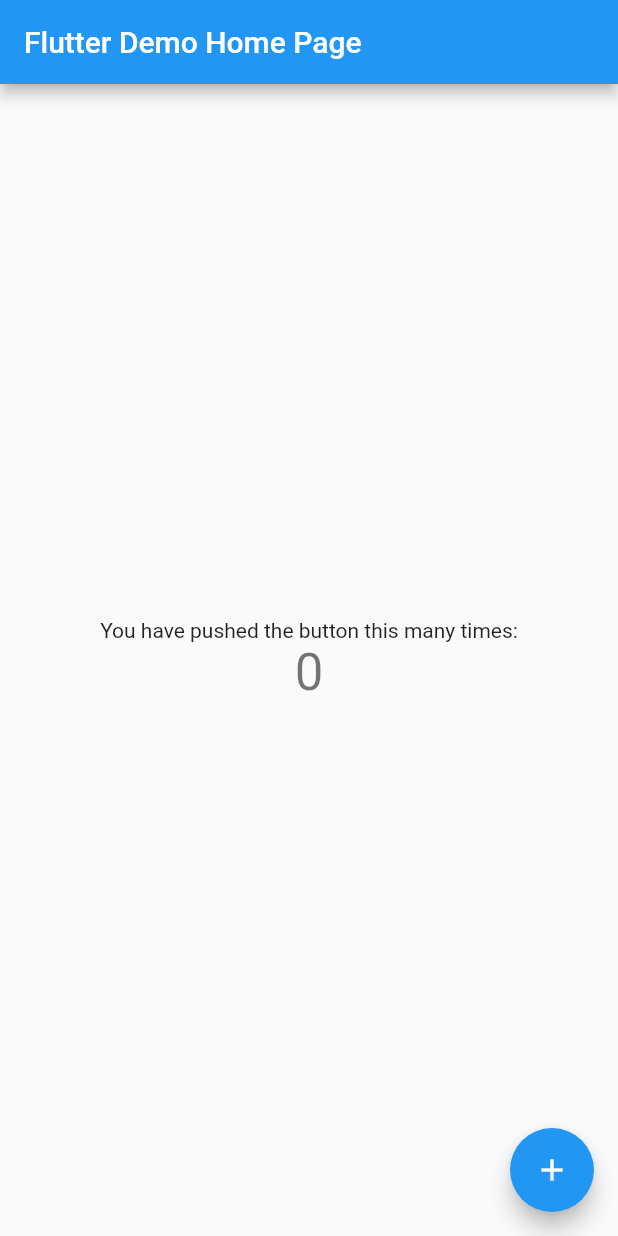
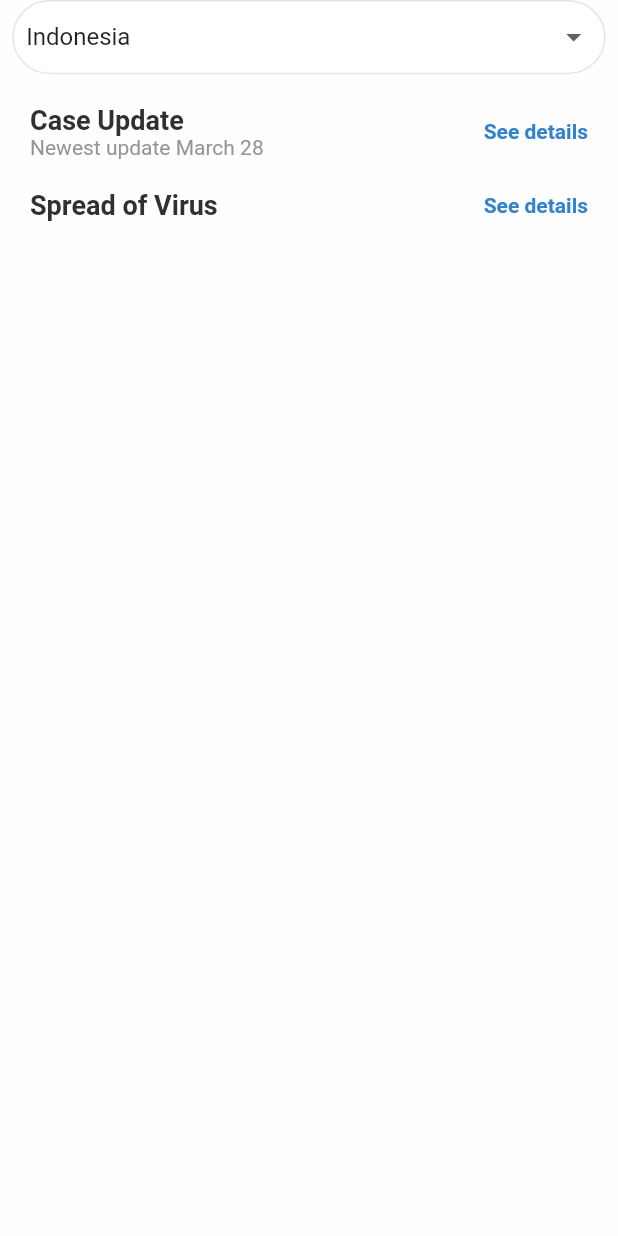
Before and after one commit to ChinmayShringi/CovidTracker, a Flutter app: the screen it shows after launch, on a phone screen of 412 x 824 dp. Run offline on Flutter 3.47's test engine with Material 2 defaults, Android fonts, the phone set to English and light mode, and no system bars; Roboto replaces fonts that are missing (Poppins).

Commit message:
add home

```diff
--- a/lib/main.dart
+++ b/lib/main.dart
@@ -1,113 +1,180 @@
 import 'package:flutter/material.dart';
 
-void main() {
-  runApp(MyApp());
-}
+const kBackgroundColor = Color(0xFFFEFEFE);
+const kTitleTextColor = Color(0xFF303030);
+const kBodyTextColor = Color(0xFF4B4B4B);
+const kTextLightColor = Color(0xFF959595);
+const kInfectedColor = Color(0xFFFF8748);
+const kDeathColor = Color(0xFFFF4848);
+const kRecovercolor = Color(0xFF36C12C);
+const kPrimaryColor = Color(0xFF3382CC);
+final kShadowColor = Color(0xFFB7B7B7).withOpacity(.16);
+final kActiveShadowColor = Color(0xFF4056C6).withOpacity(.15);
+
+// Text Style
+const kHeadingTextStyle = TextStyle(
+  fontSize: 22,
+  fontWeight: FontWeight.w600,
+);
+
+const kSubTextStyle = TextStyle(fontSize: 16, color: kTextLightColor);
+
+const kTitleTextstyle = TextStyle(
+  fontSize: 18,
+  color: kTitleTextColor,
+  fontWeight: FontWeight.bold,
+);
+
+void main() => runApp(MyApp());
 
 class MyApp extends StatelessWidget {
-  // This widget is the root of your application.
   @override
   Widget build(BuildContext context) {
     return MaterialApp(
-      title: 'Flutter Demo',
+      debugShowCheckedModeBanner: false,
+      title: 'Covid 19',
       theme: ThemeData(
-        // This is the theme of your application.
-        //
-        // Try running your application with "flutter run". You'll see the
-        // application has a blue toolbar. Then, without quitting the app, try
-        // changing the primarySwatch below to Colors.green and then invoke
-        // "hot reload" (press "r" in the console where you ran "flutter run",
-        // or simply save your changes to "hot reload" in a Flutter IDE).
-        // Notice that the counter didn't reset back to zero; the application
-        // is not restarted.
-        primarySwatch: Colors.blue,
-      ),
-      home: MyHomePage(title: 'Flutter Demo Home Page'),
+          scaffoldBackgroundColor: kBackgroundColor,
+          fontFamily: "Poppins",
+          textTheme: TextTheme(
+            body1: TextStyle(color: kBodyTextColor),
+          )),
+      home: HomeScreen(),
     );
   }
 }
 
-class MyHomePage extends StatefulWidget {
-  MyHomePage({Key key, this.title}) : super(key: key);
+class HomeScreen extends StatefulWidget {
+  @override
+  _HomeScreenState createState() => _HomeScreenState();
+}
 
-  // This widget is the home page of your application. It is stateful, meaning
-  // that it has a State object (defined below) that contains fields that affect
-  // how it looks.
-
-  // This class is the configuration for the state. It holds the values (in this
-  // case the title) provided by the parent (in this case the App widget) and
-  // used by the build method of the State. Fields in a Widget subclass are
-  // always marked "final".
-
-  final String title;
+class _HomeScreenState extends State<HomeScreen> {
+  final controller = ScrollController();
+  double offset = 0;
 
   @override
-  _MyHomePageState createState() => _MyHomePageState();
-}
+  void initState() {
+    super.initState();
+    controller.addListener(onScroll);
+  }
 
-class _MyHomePageState extends State<MyHomePage> {
-  int _counter = 0;
+  @override
+  void dispose() {
+    controller.dispose();
+    super.dispose();
+  }
 
-  void _incrementCounter() {
+  void onScroll() {
     setState(() {
-      // This call to setState tells the Flutter framework that something has
-      // changed in this State, which causes it to rerun the build method below
-      // so that the display can reflect the updated values. If we changed
-      // _counter without calling setState(), then the build method would not be
-      // called again, and so nothing would appear to happen.
-      _counter++;
+      offset = (controller.hasClients) ? controller.offset : 0;
     });
   }
 
   @override
   Widget build(BuildContext context) {
-    // This method is rerun every time setState is called, for instance as done
-    // by the _incrementCounter method above.
-    //
-    // The Flutter framework has been optimized to make rerunning build methods
-    // fast, so that you can just rebuild anything that needs updating rather
-    // than having to individually change instances of widgets.
+    var _deviceHeight = MediaQuery.of(context).size.height;
+    var _deviceWidth = MediaQuery.of(context).size.width;
+
     return Scaffold(
-      appBar: AppBar(
-        // Here we take the value from the MyHomePage object that was created by
-        // the App.build method, and use it to set our appbar title.
-        title: Text(widget.title),
-      ),
-      body: Center(
-        // Center is a layout widget. It takes a single child and positions it
-        // in the middle of the parent.
+      body: SingleChildScrollView(
+        controller: controller,
         child: Column(
-          // Column is also a layout widget. It takes a list of children and
-          // arranges them vertically. By default, it sizes itself to fit its
-          // children horizontally, and tries to be as tall as its parent.
-          //
-          // Invoke "debug painting" (press "p" in the console, choose the
-          // "Toggle Debug Paint" action from the Flutter Inspector in Android
-          // Studio, or the "Toggle Debug Paint" command in Visual Studio Code)
-          // to see the wireframe for each widget.
-          //
-          // Column has various properties to control how it sizes itself and
-          // how it positions its children. Here we use mainAxisAlignment to
-          // center the children vertically; the main axis here is the vertical
-          // axis because Columns are vertical (the cross axis would be
-          // horizontal).
-          mainAxisAlignment: MainAxisAlignment.center,
           children: <Widget>[
-            Text(
-              'You have pushed the button this many times:',
+            Container(
+              margin: EdgeInsets.symmetric(horizontal: _deviceWidth * 0.02),
+              padding: EdgeInsets.symmetric(
+                  vertical: _deviceHeight * 0.01,
+                  horizontal: _deviceWidth * 0.02),
+              height: _deviceHeight * 0.06,
+              width: double.infinity,
+              decoration: BoxDecoration(
+                color: Colors.white,
+                borderRadius: BorderRadius.circular(25),
+                border: Border.all(
+                  color: Color(0xFFE5E5E5),
+                ),
+              ),
+              child: Row(
+                children: <Widget>[
+                  Expanded(
+                    child: DropdownButton(
+                      isExpanded: true,
+                      underline: SizedBox(),
+                      value: "Indonesia",
+                      items: [
+                        'Indonesia',
+                        'Bangladesh',
+                        'United States',
+                        'Japan'
+                      ].map<DropdownMenuItem<String>>((String value) {
+                        return DropdownMenuItem<String>(
+                          value: value,
+                          child: Text(value),
+                        );
+                      }).toList(),
+                      onChanged: (value) {},
+                    ),
+                  ),
+                ],
+              ),
             ),
-            Text(
-              '$_counter',
-              style: Theme.of(context).textTheme.headline4,
+            SizedBox(height: 20),
+            Padding(
+              padding: EdgeInsets.symmetric(horizontal: 20),
+              child: Column(
+                children: <Widget>[
+                  Row(
+                    children: <Widget>[
+                      RichText(
+                        text: TextSpan(
+                          children: [
+                            TextSpan(
+                              text: "Case Update\n",
+                              style: kTitleTextstyle,
+                            ),
+                            TextSpan(
+                              text: "Newest update March 28",
+                              style: TextStyle(
+                                color: kTextLightColor,
+                              ),
+                            ),
+                          ],
+                        ),
+                      ),
+                      Spacer(),
+                      Text(
+                        "See details",
+                        style: TextStyle(
+                          color: kPrimaryColor,
+                          fontWeight: FontWeight.w600,
+                        ),
+                      ),
+                    ],
+                  ),
+                  SizedBox(height: 20),
+                  Row(
+                    mainAxisAlignment: MainAxisAlignment.spaceBetween,
+                    children: <Widget>[
+                      Text(
+                        "Spread of Virus",
+                        style: kTitleTextstyle,
+                      ),
+                      Text(
+                        "See details",
+                        style: TextStyle(
+                          color: kPrimaryColor,
+                          fontWeight: FontWeight.w600,
+                        ),
+                      ),
+                    ],
+                  ),
+                ],
+              ),
             ),
           ],
         ),
       ),
-      floatingActionButton: FloatingActionButton(
-        onPressed: _incrementCounter,
-        tooltip: 'Increment',
-        child: Icon(Icons.add),
-      ), // This trailing comma makes auto-formatting nicer for build methods.
     );
   }
 }
--- a/pubspec.yaml
+++ b/pubspec.yaml
@@ -3,7 +3,7 @@
 
 # The following line prevents the package from being accidentally published to
 # pub.dev using `pub publish`. This is preferred for private packages.
-publish_to: 'none' # Remove this line if you wish to publish to pub.dev
+publish_to: "none" # Remove this line if you wish to publish to pub.dev
 
 # The following defines the version and build number for your application.
 # A version number is three numbers separated by dots, like 1.2.43
@@ -24,7 +24,6 @@
   flutter:
     sdk: flutter
 
-
   # The following adds the Cupertino Icons font to your application.
   # Use with the CupertinoIcons class for iOS style icons.
   cupertino_icons: ^1.0.2
@@ -38,13 +37,14 @@
 
 # The following section is specific to Flutter.
 flutter:
-
   # The following line ensures that the Material Icons font is
   # included with your application, so that you can use the icons in
   # the material Icons class.
   uses-material-design: true
 
   # To add assets to your application, add an assets section, like this:
+  assets:
+    - assets/
   # assets:
   #   - images/a_dot_burr.jpeg
   #   - images/a_dot_ham.jpeg
```
